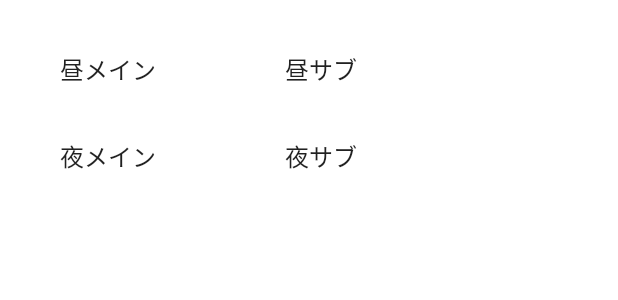
After one commit to chikaharu11/Chikaharu_menu, an Android app: the layout dialog_item2.xml on its own in the app's theme, with its tools: preview values and no code run, on a phone screen of 412 x 824 dp. The commit adds this screen. Shown: the top 300 px of the screen. Run offline under Robolectric (Android 15) with nearby library versions, the phone set to English and light mode, and no system bars.

Commit message:
add menulist5

```diff
--- a/app/src/main/java/com/example/segare_menu/MainActivity.kt
+++ b/app/src/main/java/com/example/segare_menu/MainActivity.kt
@@ -1184,6 +1184,21 @@ class MainActivity : AppCompatActivity() {
                 return true
             }
 
+            R.id.MenuList5 -> {
+                val builder = android.app.AlertDialog.Builder(this)
+                val inflater = layoutInflater
+                val signinView3 = inflater.inflate(R.layout.dialog_item2, null)
+
+                builder.setView(signinView3)
+                    .setTitle("編集")
+                    .setNegativeButton("戻る") { _, _ ->
+
+                    }
+
+                    .show()
+                return true
+            }
+
 
             R.id.MenuList6 -> {
                 AlertDialog.Builder(this)
--- /dev/null
+++ b/app/src/main/res/layout/dialog_item2.xml
@@ -0,0 +1,455 @@
+<?xml version="1.0" encoding="utf-8"?>
+<androidx.constraintlayout.widget.ConstraintLayout xmlns:android="http://schemas.android.com/apk/res/android"
+    xmlns:app="http://schemas.android.com/apk/res-auto"
+    xmlns:tools="http://schemas.android.com/tools"
+    android:layout_width="match_parent"
+    android:layout_height="match_parent"
+    android:background="#FFFFFF"
+    tools:context=".MainActivity">
+
+    <EditText
+        android:id="@+id/editText8"
+        android:layout_width="wrap_content"
+        android:layout_height="wrap_content"
+        android:autofillHints="hint"
+        android:background="#00000000"
+        android:gravity="start|top"
+        android:text="@string/mm1"
+        android:textSize="16sp"
+        app:layout_constraintBottom_toTopOf="@+id/editText4n"
+        app:layout_constraintStart_toStartOf="@+id/editText4n"
+        app:layout_constraintTop_toBottomOf="@+id/editText8n"
+        tools:ignore="LabelFor"
+        android:inputType="text" />
+
+    <TextView
+        android:id="@+id/editText4"
+        android:layout_width="wrap_content"
+        android:layout_height="wrap_content"
+        android:autofillHints="hint"
+        android:background="#00000000"
+        android:gravity="start|top"
+        android:textSize="16sp"
+        app:layout_constraintBottom_toTopOf="@+id/editText13n"
+        app:layout_constraintStart_toStartOf="@+id/editText13n"
+        app:layout_constraintTop_toBottomOf="@+id/editText4n"
+        tools:ignore="LabelFor" />
+
+    <TextView
+        android:id="@+id/editText13"
+        android:layout_width="wrap_content"
+        android:layout_height="wrap_content"
+        android:autofillHints="hint"
+        android:background="#00000000"
+        android:gravity="start|top"
+        android:textSize="16sp"
+        app:layout_constraintBottom_toTopOf="@+id/editTextn"
+        app:layout_constraintStart_toStartOf="@+id/editTextn"
+        app:layout_constraintTop_toBottomOf="@+id/editText13n"
+        tools:ignore="LabelFor" />
+
+    <TextView
+        android:id="@+id/editText13n"
+        android:layout_width="wrap_content"
+        android:layout_height="wrap_content"
+        android:autofillHints="hint"
+        android:background="#00000000"
+        android:gravity="start|top"
+        android:textSize="16sp"
+        app:layout_constraintBottom_toTopOf="@+id/editText13"
+        app:layout_constraintStart_toStartOf="@+id/editText13"
+        app:layout_constraintTop_toBottomOf="@+id/editText4"
+        tools:ignore="LabelFor" />
+
+    <EditText
+        android:id="@+id/editText9"
+        android:layout_width="wrap_content"
+        android:layout_height="wrap_content"
+        android:autofillHints="hint"
+        android:background="#00000000"
+        android:gravity="start|top"
+        android:text="@string/sm1"
+        android:textSize="16sp"
+        app:layout_constraintBottom_toTopOf="@+id/editText7n"
+        app:layout_constraintStart_toStartOf="@+id/editText7n"
+        app:layout_constraintTop_toBottomOf="@+id/editText9n"
+        tools:ignore="LabelFor"
+        android:inputType="text" />
+
+    <TextView
+        android:id="@+id/editText7"
+        android:layout_width="wrap_content"
+        android:layout_height="wrap_content"
+        android:autofillHints="hint"
+        android:background="#00000000"
+        android:gravity="start|top"
+        android:textSize="16sp"
+        app:layout_constraintBottom_toTopOf="@+id/editText15n"
+        app:layout_constraintStart_toStartOf="@+id/editText15n"
+        app:layout_constraintTop_toBottomOf="@+id/editText7n"
+        tools:ignore="LabelFor" />
+
+    <EditText
+        android:id="@+id/editText8n"
+        android:layout_width="wrap_content"
+        android:layout_height="wrap_content"
+        android:autofillHints="hint"
+        android:background="#00000000"
+        android:gravity="start|top"
+        android:text="@string/mm2"
+        android:textSize="16sp"
+        app:layout_constraintBottom_toTopOf="@+id/editText8"
+        app:layout_constraintStart_toStartOf="@+id/editText8"
+        app:layout_constraintTop_toTopOf="parent"
+        tools:ignore="LabelFor"
+        android:inputType="text" />
+
+    <TextView
+        android:id="@+id/editText4n"
+        android:layout_width="wrap_content"
+        android:layout_height="wrap_content"
+        android:autofillHints="hint"
+        android:background="#00000000"
+        android:gravity="start|top"
+        android:textSize="16sp"
+        app:layout_constraintBottom_toTopOf="@+id/editText4"
+        app:layout_constraintStart_toStartOf="@+id/editText4"
+        app:layout_constraintTop_toBottomOf="@+id/editText8"
+        tools:ignore="LabelFor" />
+
+    <TextView
+        android:id="@+id/editTextn"
+        android:layout_width="wrap_content"
+        android:layout_height="wrap_content"
+        android:autofillHints="hint"
+        android:background="#00000000"
+        android:gravity="start|top"
+        android:textSize="16sp"
+        app:layout_constraintBottom_toTopOf="@+id/editText"
+        app:layout_constraintStart_toStartOf="@+id/editText"
+        app:layout_constraintTop_toBottomOf="@+id/editText13"
+        tools:ignore="LabelFor" />
+
+    <TextView
+        android:id="@+id/editText10n"
+        android:layout_width="wrap_content"
+        android:layout_height="wrap_content"
+        android:autofillHints="hint"
+        android:background="#00000000"
+        android:gravity="start|top"
+        android:textSize="16sp"
+        app:layout_constraintBottom_toTopOf="@+id/editText10"
+        app:layout_constraintStart_toStartOf="@+id/editText10"
+        app:layout_constraintTop_toBottomOf="@+id/editText11"
+        tools:ignore="LabelFor" />
+
+    <TextView
+        android:id="@+id/editText10"
+        android:layout_width="wrap_content"
+        android:layout_height="wrap_content"
+        android:autofillHints="hint"
+        android:background="#00000000"
+        android:gravity="start|top"
+        android:textSize="16sp"
+        app:layout_constraintBottom_toTopOf="@+id/editText12n"
+        app:layout_constraintStart_toStartOf="@+id/editText12n"
+        app:layout_constraintTop_toBottomOf="@+id/editText10n"
+        tools:ignore="LabelFor" />
+
+    <TextView
+        android:id="@+id/editText"
+        android:layout_width="wrap_content"
+        android:layout_height="wrap_content"
+        android:autofillHints="hint"
+        android:background="#00000000"
+        android:gravity="start|top"
+        android:textSize="16sp"
+        app:layout_constraintBottom_toTopOf="@+id/editText11n"
+        app:layout_constraintStart_toStartOf="@+id/editText11n"
+        app:layout_constraintTop_toBottomOf="@+id/editTextn"
+        tools:ignore="LabelFor" />
+
+    <TextView
+        android:id="@+id/editText12n"
+        android:layout_width="wrap_content"
+        android:layout_height="wrap_content"
+        android:autofillHints="hint"
+        android:background="#00000000"
+        android:gravity="start|top"
+        android:textSize="16sp"
+        app:layout_constraintBottom_toTopOf="@+id/editText12"
+        app:layout_constraintStart_toStartOf="@+id/editText12"
+        app:layout_constraintTop_toBottomOf="@+id/editText10"
+        tools:ignore="LabelFor" />
+
+    <TextView
+        android:id="@+id/editText12"
+        android:layout_width="0dp"
+        android:layout_height="wrap_content"
+        android:layout_marginStart="40dp"
+        android:autofillHints="hint"
+        android:background="#00000000"
+        android:gravity="start|top"
+        android:textSize="16sp"
+        app:layout_constraintBottom_toBottomOf="parent"
+        app:layout_constraintStart_toStartOf="parent"
+        app:layout_constraintTop_toBottomOf="@+id/editText12n"
+        tools:ignore="LabelFor" />
+
+    <TextView
+        android:id="@+id/editText11n"
+        android:layout_width="wrap_content"
+        android:layout_height="wrap_content"
+        android:autofillHints="hint"
+        android:background="#00000000"
+        android:gravity="start|top"
+        android:textSize="16sp"
+        app:layout_constraintBottom_toTopOf="@+id/editText11"
+        app:layout_constraintStart_toStartOf="@+id/editText11"
+        app:layout_constraintTop_toBottomOf="@+id/editText"
+        tools:ignore="LabelFor" />
+
+    <TextView
+        android:id="@+id/editText11"
+        android:layout_width="wrap_content"
+        android:layout_height="wrap_content"
+        android:autofillHints="hint"
+        android:background="#00000000"
+        android:gravity="start|top"
+        android:textSize="16sp"
+        app:layout_constraintBottom_toTopOf="@+id/editText10n"
+        app:layout_constraintStart_toStartOf="@+id/editText10n"
+        app:layout_constraintTop_toBottomOf="@+id/editText11n"
+        tools:ignore="LabelFor" />
+
+    <EditText
+        android:id="@+id/editText9n"
+        android:layout_width="wrap_content"
+        android:layout_height="wrap_content"
+        android:autofillHints="hint"
+        android:background="#00000000"
+        android:gravity="start|top"
+        android:text="@string/sm2"
+        android:textSize="16sp"
+        app:layout_constraintBottom_toTopOf="@+id/editText9"
+        app:layout_constraintStart_toStartOf="@+id/editText9"
+        app:layout_constraintTop_toTopOf="parent"
+        tools:ignore="LabelFor"
+        android:inputType="text" />
+
+    <TextView
+        android:id="@+id/editText7n"
+        android:layout_width="wrap_content"
+        android:layout_height="wrap_content"
+        android:autofillHints="hint"
+        android:background="#00000000"
+        android:gravity="start|top"
+        android:textSize="16sp"
+        app:layout_constraintBottom_toTopOf="@+id/editText7"
+        app:layout_constraintStart_toStartOf="@+id/editText7"
+        app:layout_constraintTop_toBottomOf="@+id/editText9"
+        tools:ignore="LabelFor" />
+
+    <TextView
+        android:id="@+id/editText15n"
+        android:layout_width="wrap_content"
+        android:layout_height="wrap_content"
+        android:autofillHints="hint"
+        android:background="#00000000"
+        android:gravity="start|top"
+        android:textSize="16sp"
+        app:layout_constraintBottom_toTopOf="@+id/editText15"
+        app:layout_constraintStart_toStartOf="@+id/editText15"
+        app:layout_constraintTop_toBottomOf="@+id/editText7"
+        tools:ignore="LabelFor" />
+
+    <TextView
+        android:id="@+id/editText15"
+        android:layout_width="wrap_content"
+        android:layout_height="wrap_content"
+        android:autofillHints="hint"
+        android:background="#00000000"
+        android:gravity="start|top"
+        android:textSize="16sp"
+        app:layout_constraintBottom_toTopOf="@+id/editText16n"
+        app:layout_constraintStart_toStartOf="@+id/editText16n"
+        app:layout_constraintTop_toBottomOf="@+id/editText15n"
+        tools:ignore="LabelFor" />
+
+    <TextView
+        android:id="@+id/editText17n"
+        android:layout_width="wrap_content"
+        android:layout_height="wrap_content"
+        android:autofillHints="hint"
+        android:background="#00000000"
+        android:gravity="start|top"
+        android:textSize="16sp"
+        app:layout_constraintBottom_toTopOf="@+id/editText17"
+        app:layout_constraintStart_toStartOf="@+id/editText17"
+        app:layout_constraintTop_toBottomOf="@+id/editText18"
+        tools:ignore="LabelFor" />
+
+    <TextView
+        android:id="@+id/editText14n"
+        android:layout_width="wrap_content"
+        android:layout_height="wrap_content"
+        android:autofillHints="hint"
+        android:background="#00000000"
+        android:gravity="start|top"
+        android:textSize="16sp"
+        app:layout_constraintBottom_toTopOf="@+id/editText14"
+        app:layout_constraintStart_toStartOf="@+id/editText14"
+        app:layout_constraintTop_toBottomOf="@+id/editText17"
+        tools:ignore="LabelFor" />
+
+    <TextView
+        android:id="@+id/editText16"
+        android:layout_width="wrap_content"
+        android:layout_height="wrap_content"
+        android:autofillHints="hint"
+        android:background="#00000000"
+        android:gravity="start|top"
+        android:textSize="16sp"
+        app:layout_constraintBottom_toTopOf="@+id/editText18n"
+        app:layout_constraintStart_toStartOf="@+id/editText18n"
+        app:layout_constraintTop_toBottomOf="@+id/editText16n"
+        tools:ignore="LabelFor" />
+
+    <TextView
+        android:id="@+id/editText14"
+        android:layout_width="wrap_content"
+        android:layout_height="wrap_content"
+        android:layout_marginStart="190dp"
+        android:autofillHints="hint"
+        android:background="#00000000"
+        android:gravity="start|top"
+        android:textSize="16sp"
+        app:layout_constraintBottom_toBottomOf="parent"
+        app:layout_constraintStart_toStartOf="parent"
+        app:layout_constraintTop_toBottomOf="@+id/editText14n"
+        tools:ignore="LabelFor" />
+
+    <TextView
+        android:id="@+id/editText18"
+        android:layout_width="wrap_content"
+        android:layout_height="wrap_content"
+        android:autofillHints="hint"
+        android:background="#00000000"
+        android:gravity="start|top"
+        android:textSize="16sp"
+        app:layout_constraintBottom_toTopOf="@+id/editText17n"
+        app:layout_constraintStart_toStartOf="@+id/editText17n"
+        app:layout_constraintTop_toBottomOf="@+id/editText18n"
+        tools:ignore="LabelFor" />
+
+    <TextView
+        android:id="@+id/editText17"
+        android:layout_width="wrap_content"
+        android:layout_height="wrap_content"
+        android:autofillHints="hint"
+        android:background="#00000000"
+        android:gravity="start|top"
+        android:textSize="16sp"
+        app:layout_constraintBottom_toTopOf="@+id/editText14n"
+        app:layout_constraintStart_toStartOf="@+id/editText14n"
+        app:layout_constraintTop_toBottomOf="@+id/editText17n"
+        tools:ignore="LabelFor" />
+
+    <TextView
+        android:id="@+id/editText18n"
+        android:layout_width="wrap_content"
+        android:layout_height="wrap_content"
+        android:autofillHints="hint"
+        android:background="#00000000"
+        android:gravity="start|top"
+        android:textSize="16sp"
+        app:layout_constraintBottom_toTopOf="@+id/editText18"
+        app:layout_constraintStart_toStartOf="@+id/editText18"
+        app:layout_constraintTop_toBottomOf="@+id/editText16"
+        tools:ignore="LabelFor" />
+
+    <TextView
+        android:id="@+id/editText16n"
+        android:layout_width="wrap_content"
+        android:layout_height="wrap_content"
+        android:autofillHints="hint"
+        android:background="#00000000"
+        android:gravity="start|top"
+        android:textSize="16sp"
+        app:layout_constraintBottom_toTopOf="@+id/editText16"
+        app:layout_constraintStart_toStartOf="@+id/editText16"
+        app:layout_constraintTop_toBottomOf="@+id/editText15"
+        tools:ignore="LabelFor" />
+
+    <TextView
+        android:id="@+id/textView__"
+        android:layout_width="wrap_content"
+        android:layout_height="wrap_content"
+        android:text=""
+        android:textSize="16sp"
+        app:layout_constraintEnd_toStartOf="@+id/editText8n"
+        app:layout_constraintStart_toStartOf="parent"
+        app:layout_constraintTop_toTopOf="@+id/editText8n" />
+
+    <TextView
+        android:id="@+id/textView__2"
+        android:layout_width="wrap_content"
+        android:layout_height="wrap_content"
+        android:text=""
+        android:textSize="16sp"
+        app:layout_constraintEnd_toStartOf="@+id/editText4n"
+        app:layout_constraintStart_toStartOf="parent"
+        app:layout_constraintTop_toTopOf="@+id/editText4n" />
+
+    <TextView
+        android:id="@+id/textView__3"
+        android:layout_width="wrap_content"
+        android:layout_height="wrap_content"
+        android:text=""
+        android:textSize="16sp"
+        app:layout_constraintEnd_toStartOf="@+id/editText13n"
+        app:layout_constraintStart_toStartOf="parent"
+        app:layout_constraintTop_toTopOf="@+id/editText13n" />
+
+    <TextView
+        android:id="@+id/textView__4"
+        android:layout_width="wrap_content"
+        android:layout_height="wrap_content"
+        android:text=""
+        android:textSize="16sp"
+        app:layout_constraintEnd_toStartOf="@+id/editTextn"
+        app:layout_constraintStart_toStartOf="parent"
+        app:layout_constraintTop_toTopOf="@+id/editTextn" />
+
+    <TextView
+        android:id="@+id/textView__5"
+        android:layout_width="wrap_content"
+        android:layout_height="wrap_content"
+        android:text=""
+        android:textSize="16sp"
+        app:layout_constraintEnd_toStartOf="@+id/editText11n"
+        app:layout_constraintStart_toStartOf="parent"
+        app:layout_constraintTop_toTopOf="@+id/editText11n" />
+
+    <TextView
+        android:id="@+id/textView__6"
+        android:layout_width="wrap_content"
+        android:layout_height="wrap_content"
+        android:text=""
+        android:textSize="16sp"
+        app:layout_constraintEnd_toStartOf="@+id/editText10n"
+        app:layout_constraintStart_toStartOf="parent"
+        app:layout_constraintTop_toTopOf="@+id/editText10n" />
+
+    <TextView
+        android:id="@+id/textView__7"
+        android:layout_width="wrap_content"
+        android:layout_height="wrap_content"
+        android:text=""
+        android:textSize="16sp"
+        app:layout_constraintEnd_toStartOf="@+id/editText12n"
+        app:layout_constraintStart_toStartOf="parent"
+        app:layout_constraintTop_toTopOf="@+id/editText12n" />
+
+
+</androidx.constraintlayout.widget.ConstraintLayout>
```
